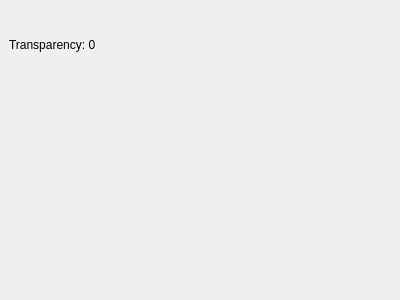
kaigon78/VTKWidget, file StatusViewer.ui: the form before one commit.
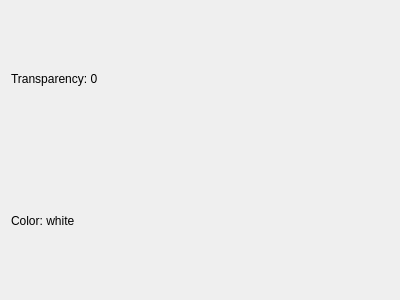
The form after the commit.

Patch:
```diff
--- a/StatusViewer.ui
+++ b/StatusViewer.ui
@@ -16,15 +16,9 @@
   <property name="autoFillBackground">
    <bool>true</bool>
   </property>
+  <layout class="QGridLayout" name="gridLayout">
+   <item row="0" column="0">
   <widget class="QLabel" name="m_transparencyLabel">
-   <property name="geometry">
-    <rect>
-     <x>9</x>
-     <y>9</y>
-     <width>371</width>
-     <height>71</height>
-    </rect>
-   </property>
    <property name="frameShape">
     <enum>QFrame::NoFrame</enum>
    </property>
@@ -32,6 +26,18 @@
     <string>Transparency: 0</string>
    </property>
   </widget>
+   </item>
+   <item row="1" column="0">
+    <widget class="QLabel" name="m_colorLabel">
+     <property name="frameShape">
+      <enum>QFrame::NoFrame</enum>
+     </property>
+     <property name="text">
+      <string>Color: white</string>
+     </property>
+    </widget>
+   </item>
+  </layout>
  </widget>
  <resources/>
  <connections/>
```
Lines whose indentation alone changed are shown as unchanged.
